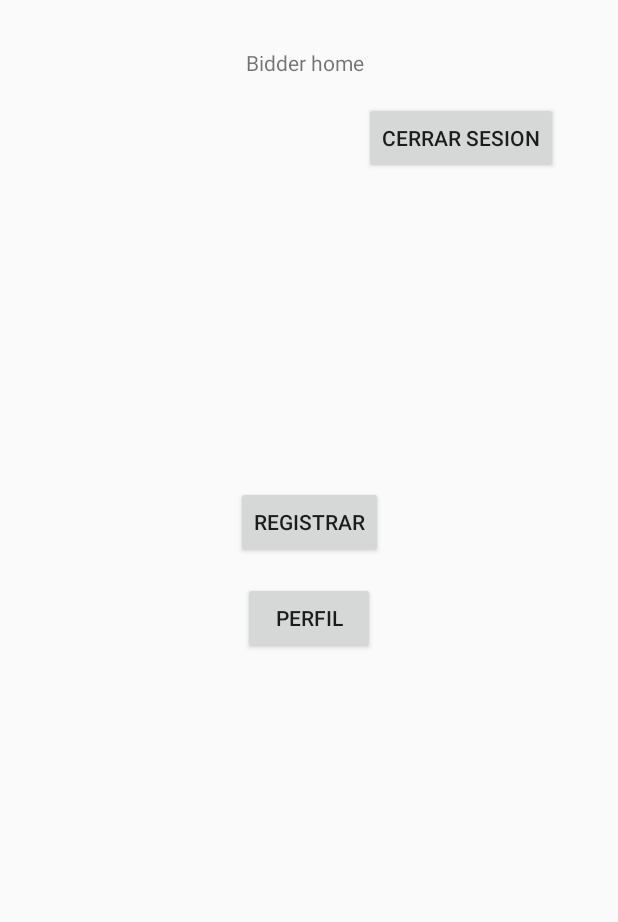
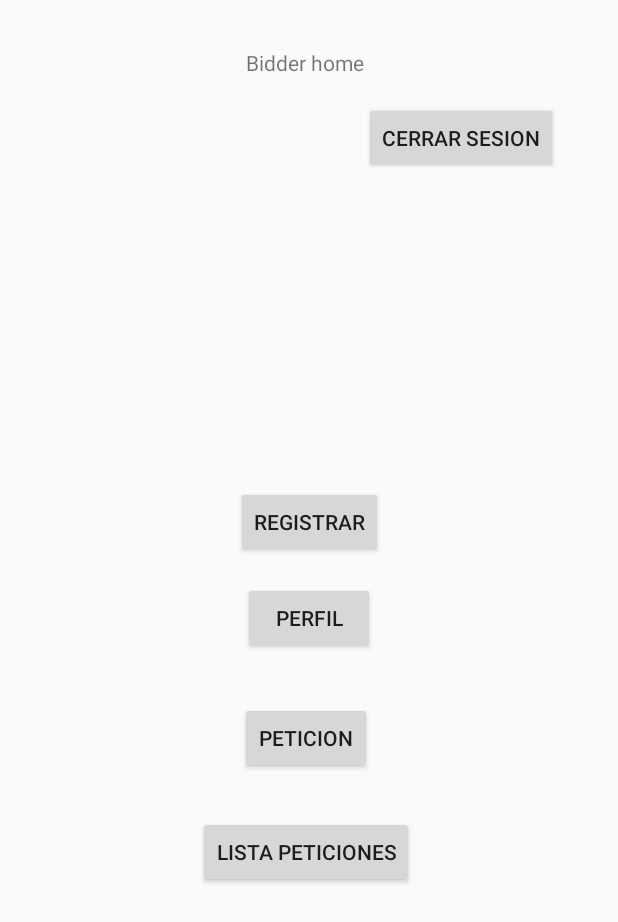
Before and after one commit to MercuryCenfotec/Ponto, an Android app: the BidderHomeActivity screen opened directly, with no data from a screen before it, on a phone screen of 412 x 824 dp. Shown: the top 922 px of the screen. Run offline under Robolectric (Android 15) with nearby library versions, the phone set to English and light mode, and no system bars; Roboto replaces fonts that are not available here.

Commit message:
fix and location of petitionCreation

```diff
--- a/app/src/main/java/com/cenfotec/ponto/entities/bidder/BidderHomeActivity.java
+++ b/app/src/main/java/com/cenfotec/ponto/entities/bidder/BidderHomeActivity.java
@@ -5,18 +5,23 @@ import androidx.appcompat.app.AppCompatActivity;
 import android.content.Intent;
 import android.os.Bundle;
 import android.view.View;
+import android.widget.Button;
 
 import com.cenfotec.ponto.R;
 import com.cenfotec.ponto.entities.bidder.BidderProfileActivity;
 import com.cenfotec.ponto.entities.bidder.BidderRegistrationActivity;
+import com.cenfotec.ponto.entities.servicePetition.ServicePetitionCreationActivity;
+import com.cenfotec.ponto.entities.servicePetition.ServicePetitionListActivity;
 import com.cenfotec.ponto.utils.LogoutHelper;
 
 public class BidderHomeActivity extends AppCompatActivity {
+    Button btnPetitionList;
 
     @Override
     protected void onCreate(Bundle savedInstanceState) {
         super.onCreate(savedInstanceState);
         setContentView(R.layout.activity_bidder_home);
+        btnPetitionList = findViewById(R.id.btnPetitionList);
     }
 
     public void goToBidderProfile(View view) {
@@ -29,6 +34,16 @@ public class BidderHomeActivity extends AppCompatActivity {
         startActivity(intent);
     }
 
+    public void goToPetitionCreation(View view) {
+        Intent intent = new Intent(this, ServicePetitionCreationActivity.class);
+        startActivity(intent);
+    }
+
+    public void goToPetitionList(View view) {
+        Intent intent = new Intent(this, ServicePetitionListActivity.class);
+        startActivity(intent);
+    }
+
     public void logout(View view) {
         LogoutHelper.logout(this);
     }
--- a/app/src/main/java/com/cenfotec/ponto/entities/servicePetition/ServicePetitionListActivity.java
+++ b/app/src/main/java/com/cenfotec/ponto/entities/servicePetition/ServicePetitionListActivity.java
@@ -102,9 +102,9 @@ public class ServicePetitionListActivity extends AppCompatActivity {
     }
 
     private void setData() {
-        tabLayout1.addTab(tabLayout1.newTab().setText("Todas"));
+//        tabLayout1.addTab(tabLayout1.newTab().setText("Todas"));
         tabLayout1.addTab(tabLayout1.newTab().setText("Mis peticiones"));
-        tabLayout1.addTab(tabLayout1.newTab().setText("Mis aplicaciones"));
+//        tabLayout1.addTab(tabLayout1.newTab().setText("Mis aplicaciones"));
     }
 
 
--- a/app/src/main/res/layout/activity_bidder_home.xml
+++ b/app/src/main/res/layout/activity_bidder_home.xml
@@ -5,6 +5,34 @@
     android:layout_width="match_parent"
     android:layout_height="match_parent"
     tools:context=".entities.bidder.BidderHomeActivity">
+
+    <Button
+        android:id="@+id/btnPetitionList2"
+        android:layout_width="wrap_content"
+        android:layout_height="wrap_content"
+        android:layout_marginStart="132dp"
+        android:layout_marginLeft="132dp"
+        android:layout_marginTop="28dp"
+        android:onClick="goToPetitionList"
+        android:text="Lista Peticiones"
+        app:layout_constraintEnd_toEndOf="@+id/textView"
+        app:layout_constraintHorizontal_bias="0.454"
+        app:layout_constraintStart_toStartOf="parent"
+        app:layout_constraintTop_toBottomOf="@+id/btnPeticion2" />
+
+    <Button
+        android:id="@+id/btnPeticion2"
+        android:layout_width="wrap_content"
+        android:layout_height="wrap_content"
+        android:layout_marginStart="160dp"
+        android:layout_marginLeft="160dp"
+        android:layout_marginTop="32dp"
+        android:onClick="goToPetitionCreation"
+        android:text="Peticion"
+        app:layout_constraintEnd_toEndOf="@+id/textView"
+        app:layout_constraintHorizontal_bias="0.485"
+        app:layout_constraintStart_toStartOf="parent"
+        app:layout_constraintTop_toBottomOf="@+id/buttonBP" />
 
     <TextView
         android:id="@+id/textView3"
--- a/app/src/main/res/layout/activity_service_petition_list.xml
+++ b/app/src/main/res/layout/activity_service_petition_list.xml
@@ -19,6 +19,7 @@
         android:id="@+id/viewpager1"
         android:layout_width="0dp"
         android:layout_height="0dp"
+        android:orientation="horizontal"
         app:layout_constraintBottom_toBottomOf="parent"
         app:layout_constraintEnd_toEndOf="parent"
         app:layout_constraintHorizontal_bias="0.0"
```
Also changed, not shown: app/src/main/java/com/cenfotec/ponto/entities/servicePetition/ServicePetitionCreationActivity.java (+7 -2 lines).
